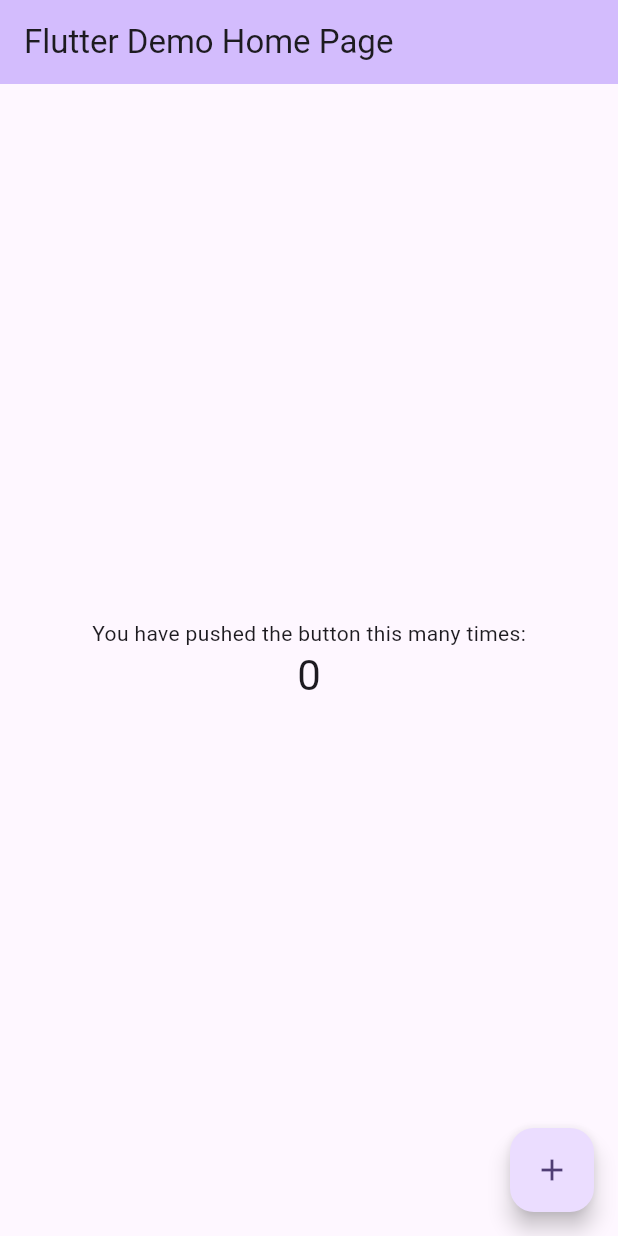
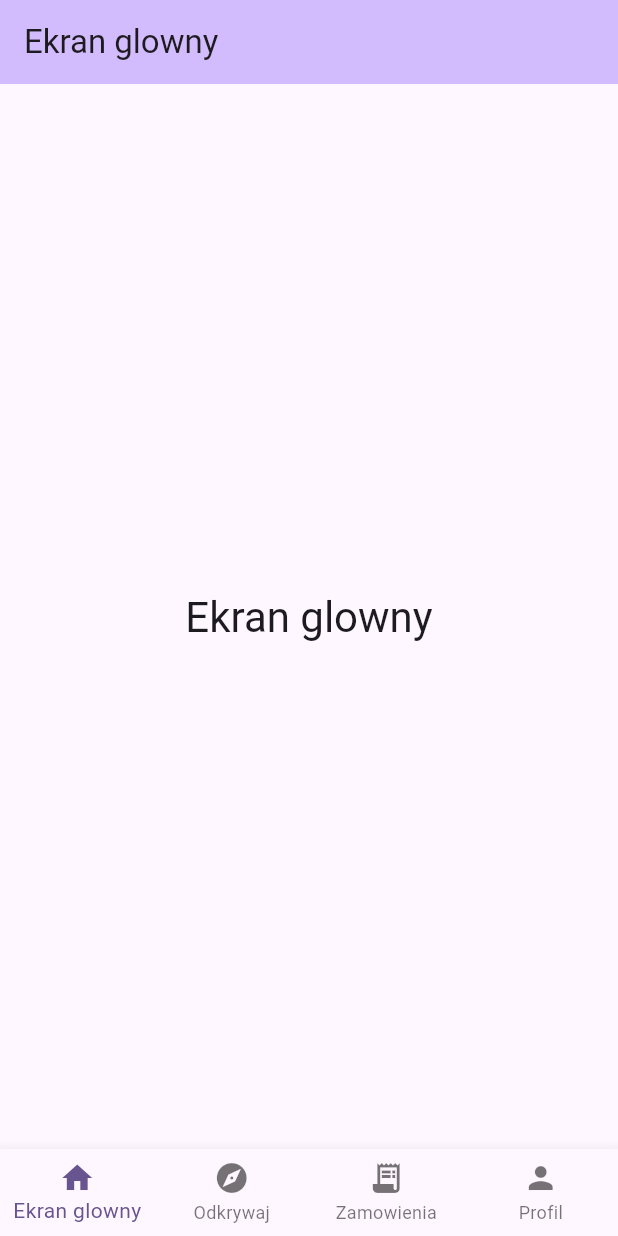
Before and after one commit to Cay00/LokalnyKoszyk, a Flutter app: the screen it shows after launch, on a phone screen of 412 x 824 dp. Run offline on Flutter 3.47's test engine with Material 3 defaults, Android fonts, the phone set to English and light mode, and no system bars.

Commit message:
Refactor main.dart to implement a bottom navigation bar and remove unused code

```diff
--- a/lib/main.dart
+++ b/lib/main.dart
@@ -7,116 +7,94 @@ void main() {
 class MyApp extends StatelessWidget {
   const MyApp({super.key});
 
-  // This widget is the root of your application.
   @override
   Widget build(BuildContext context) {
     return MaterialApp(
       title: 'Flutter Demo',
+      debugShowCheckedModeBanner: false,
       theme: ThemeData(
-        // This is the theme of your application.
-        //
-        // TRY THIS: Try running your application with "flutter run". You'll see
-        // the application has a purple toolbar. Then, without quitting the app,
-        // try changing the seedColor in the colorScheme below to Colors.green
-        // and then invoke "hot reload" (save your changes or press the "hot
-        // reload" button in a Flutter-supported IDE, or press "r" if you used
-        // the command line to start the app).
-        //
-        // Notice that the counter didn't reset back to zero; the application
-        // state is not lost during the reload. To reset the state, use hot
-        // restart instead.
-        //
-        // This works for code too, not just values: Most code changes can be
-        // tested with just a hot reload.
-        colorScheme: .fromSeed(seedColor: Colors.deepPurple),
+        colorScheme: ColorScheme.fromSeed(seedColor: Colors.deepPurple),
       ),
-      home: const MyHomePage(title: 'Flutter Demo Home Page'),
+      home: const MyHomePage(),
     );
   }
 }
 
 class MyHomePage extends StatefulWidget {
-  const MyHomePage({super.key, required this.title});
-
-  // This widget is the home page of your application. It is stateful, meaning
-  // that it has a State object (defined below) that contains fields that affect
-  // how it looks.
-
-  // This class is the configuration for the state. It holds the values (in this
-  // case the title) provided by the parent (in this case the App widget) and
-  // used by the build method of the State. Fields in a Widget subclass are
-  // always marked "final".
-
-  final String title;
+  const MyHomePage({super.key});
 
   @override
   State<MyHomePage> createState() => _MyHomePageState();
 }
 
 class _MyHomePageState extends State<MyHomePage> {
-  int _counter = 0;
+  int _selectedIndex = 0;
 
-  void _incrementCounter() {
-    setState(() {
-      // This call to setState tells the Flutter framework that something has
-      // changed in this State, which causes it to rerun the build method below
-      // so that the display can reflect the updated values. If we changed
-      // _counter without calling setState(), then the build method would not be
-      // called again, and so nothing would appear to happen.
-      _counter++;
-    });
-  }
+  static const List<String> _titles = <String>[
+    'Ekran glowny',
+    'Odkrywaj',
+    'Zamowienia',
+    'Profil',
+  ];
+
+  static const List<Widget> _screens = <Widget>[
+    _TabScreen(label: 'Ekran glowny'),
+    _TabScreen(label: 'Odkrywaj'),
+    _TabScreen(label: 'Zamowienia'),
+    _TabScreen(label: 'Profil'),
+  ];
 
   @override
   Widget build(BuildContext context) {
-    // This method is rerun every time setState is called, for instance as done
-    // by the _incrementCounter method above.
-    //
-    // The Flutter framework has been optimized to make rerunning build methods
-    // fast, so that you can just rebuild anything that needs updating rather
-    // than having to individually change instances of widgets.
     return Scaffold(
       appBar: AppBar(
-        // TRY THIS: Try changing the color here to a specific color (to
-        // Colors.amber, perhaps?) and trigger a hot reload to see the AppBar
-        // change color while the other colors stay the same.
         backgroundColor: Theme.of(context).colorScheme.inversePrimary,
-        // Here we take the value from the MyHomePage object that was created by
-        // the App.build method, and use it to set our appbar title.
-        title: Text(widget.title),
+        title: Text(_titles[_selectedIndex]),
       ),
-      body: Center(
-        // Center is a layout widget. It takes a single child and positions it
-        // in the middle of the parent.
-        child: Column(
-          // Column is also a layout widget. It takes a list of children and
-          // arranges them vertically. By default, it sizes itself to fit its
-          // children horizontally, and tries to be as tall as its parent.
-          //
-          // Column has various properties to control how it sizes itself and
-          // how it positions its children. Here we use mainAxisAlignment to
-          // center the children vertically; the main axis here is the vertical
-          // axis because Columns are vertical (the cross axis would be
-          // horizontal).
-          //
-          // TRY THIS: Invoke "debug painting" (choose the "Toggle Debug Paint"
-          // action in the IDE, or press "p" in the console), to see the
-          // wireframe for each widget.
-          mainAxisAlignment: .center,
-          children: [
-            const Text('You have pushed the button this many times:'),
-            Text(
-              '$_counter',
-              style: Theme.of(context).textTheme.headlineMedium,
-            ),
-          ],
-        ),
-      ),
-      floatingActionButton: FloatingActionButton(
-        onPressed: _incrementCounter,
-        tooltip: 'Increment',
-        child: const Icon(Icons.add),
+      body: _screens[_selectedIndex],
+      bottomNavigationBar: BottomNavigationBar(
+        currentIndex: _selectedIndex,
+        onTap: (int index) {
+          setState(() {
+            _selectedIndex = index;
+          });
+        },
+        type: BottomNavigationBarType.fixed,
+        items: const <BottomNavigationBarItem>[
+          BottomNavigationBarItem(
+            icon: Icon(Icons.home),
+            label: 'Ekran glowny',
+          ),
+          BottomNavigationBarItem(
+            icon: Icon(Icons.explore),
+            label: 'Odkrywaj',
+          ),
+          BottomNavigationBarItem(
+            icon: Icon(Icons.receipt_long),
+            label: 'Zamowienia',
+          ),
+          BottomNavigationBarItem(
+            icon: Icon(Icons.person),
+            label: 'Profil',
+          ),
+        ],
       ),
     );
   }
 }
+
+class _TabScreen extends StatelessWidget {
+  const _TabScreen({required this.label});
+
+  final String label;
+
+  @override
+  Widget build(BuildContext context) {
+    return Center(
+      child: Text(
+        label,
+        style: Theme.of(context).textTheme.headlineMedium,
+      ),
+    );
+  }
+}
```
